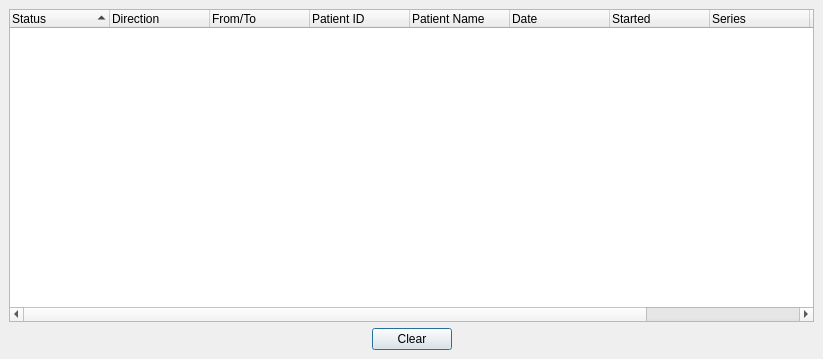
This is starviewer/src/interface/qretrievescreenbase.ui in starviewer-medical/starviewer as Qt 5 draws it before an edit. The edited form follows.
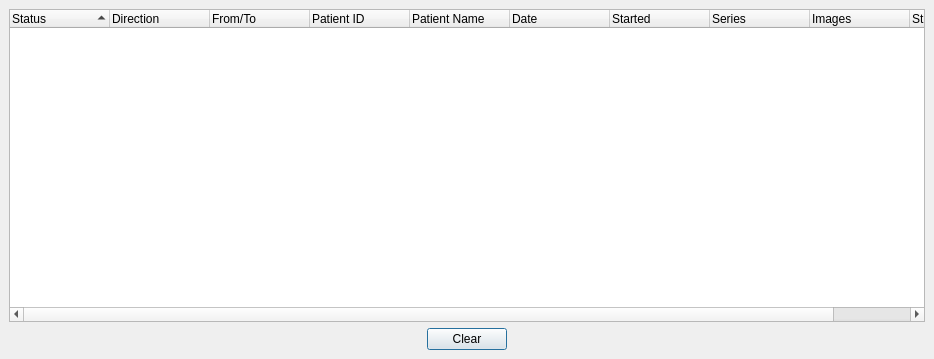
This is the edited form.

Commit message: ENH: A QRetrieveScreen, s'ha afegit una columna buida, per corregit el bug de Qt's que no permet fer gran la ultima columna. A més s'ha canviat el nom de la columna "New Column" per "Operator Name".      A QRetrieveScreen, s'ha afegit també una columna buida, i s'ha tret del codi que la columna 10 tingues valor

The edit to the form file:
```diff
--- a/starviewer/src/interface/qretrievescreenbase.ui
+++ b/starviewer/src/interface/qretrievescreenbase.ui
@@ -8,7 +8,7 @@
    <rect>
     <x>0</x>
     <y>0</y>
-    <width>823</width>
+    <width>934</width>
     <height>359</height>
    </rect>
   </property>
@@ -84,7 +84,7 @@
      </column>
      <column>
       <property name="text" >
-       <string>Image</string>
+       <string>Images</string>
       </property>
      </column>
      <column>
@@ -92,6 +92,11 @@
        <string>StudyUID</string>
       </property>
      </column>
+     <column>
+      <property name="text" >
+       <string/>
+      </property>
+     </column>
     </widget>
    </item>
    <item row="1" column="1" >
```
The commit also changes 2 other files.
